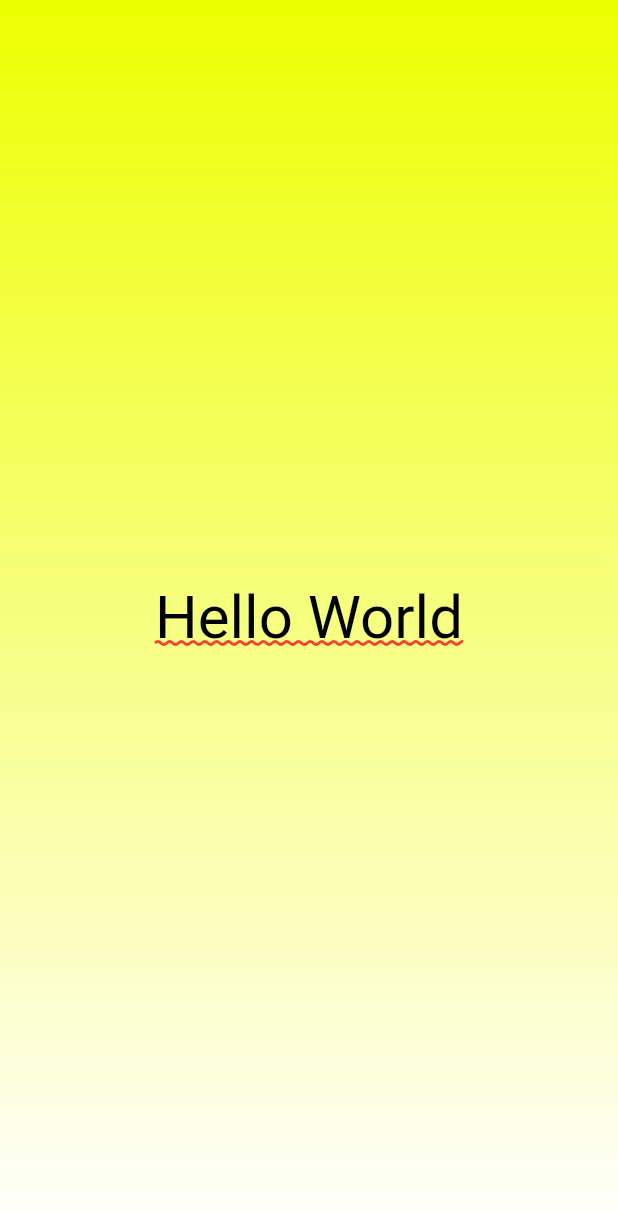
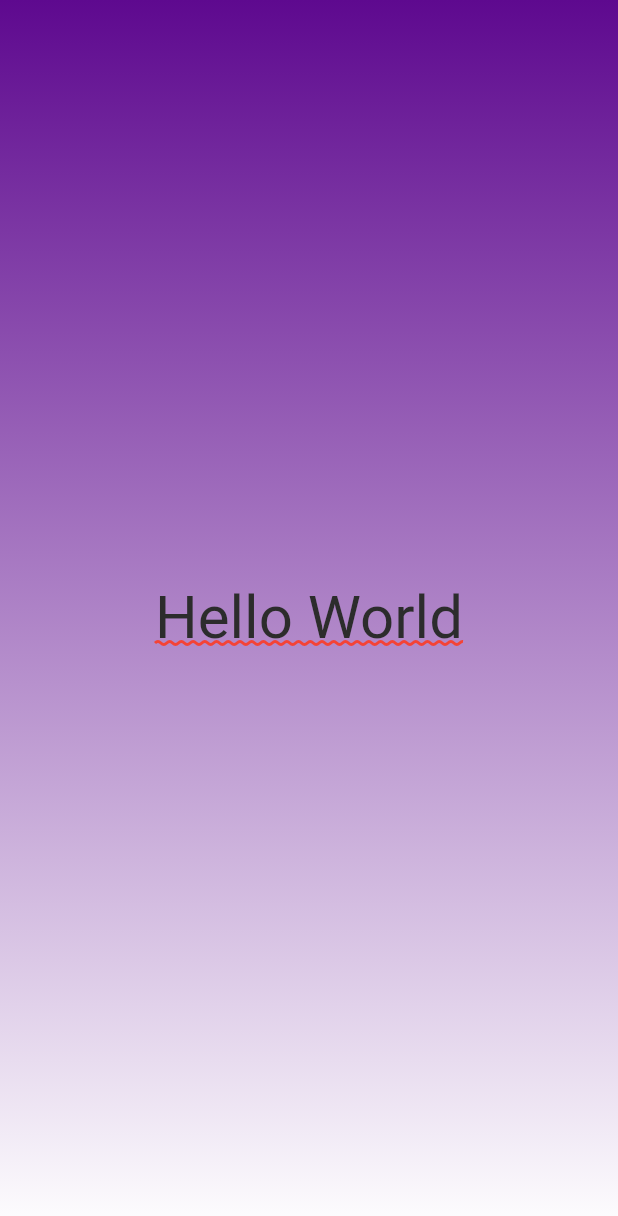
Before and after one commit to ruiruivo83/FLUTTER_FIRST_APP, a Flutter app: the screen it shows after launch, on a phone screen of 412 x 824 dp. Shown: the top 1216 px of the screen. Run offline on Flutter 3.47's test engine with Material 2 defaults, Android fonts, the phone set to English and light mode, and no system bars.

```diff
--- a/lib/main.dart
+++ b/lib/main.dart
@@ -6,17 +6,30 @@ void main() {
   // Use Scaffold to implement a basic style
   runApp(
     // const MaterialApp(
-    MaterialApp(
+    const MaterialApp(
       home: Scaffold(
-        // backgroundColor: Color.fromARGB(255, 159, 133, 202),
-        body: Container(
+        // Main container for GradientContainer method
+        body: GradientContainer(),
+      ),
+    ),
+  );
+}
+
+// 36 Working with constructors ??? review
+class GradientContainer extends StatelessWidget {
+  const GradientContainer({super.key});
+
+  // Return type widget
+  @override
+  Widget build(context) {
+    return Container(
       // Container does not support "const"
       decoration: const BoxDecoration(
         gradient: LinearGradient(
           begin: Alignment.topCenter,
           end: Alignment.bottomCenter,
           colors: [
-                Color.fromARGB(255, 238, 255, 0),
+            Color.fromARGB(255, 94, 9, 143),
             Color.fromARGB(255, 255, 255, 255)
           ],
         ),
@@ -27,7 +40,7 @@ void main() {
             text: 'Hello World',
             style: TextStyle(
               fontSize: 40,
-                  color: Colors.black,
+              color: Color.fromARGB(255, 44, 44, 44),
               decoration: TextDecoration.underline,
               decorationColor: Colors.red,
               decorationStyle: TextDecorationStyle.wavy,
@@ -35,8 +48,6 @@ void main() {
           ),
         ),
       ),
-        ),
-      ),
-    ),
     );
   }
+}
```
Lines whose indentation alone changed are shown as unchanged.
